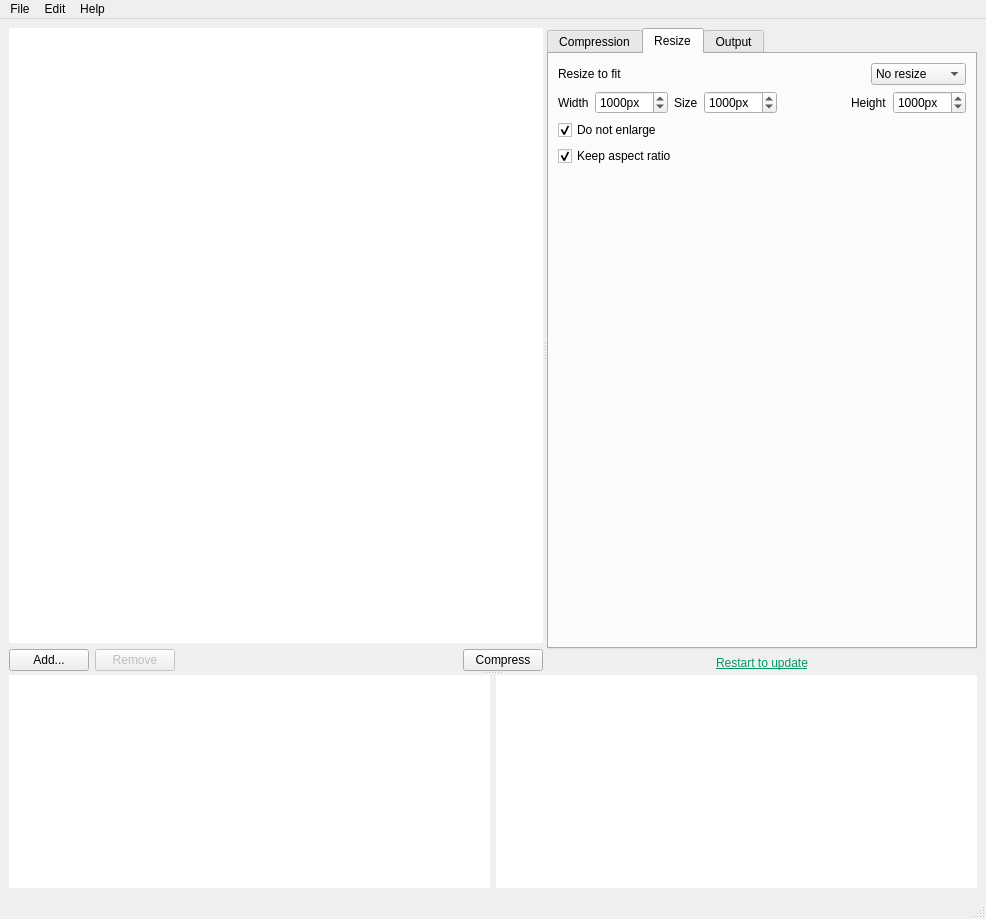
Above: views/MainWindow.ui from Lymphatus/caesium-image-compressor before the change. Below: the same form after it.
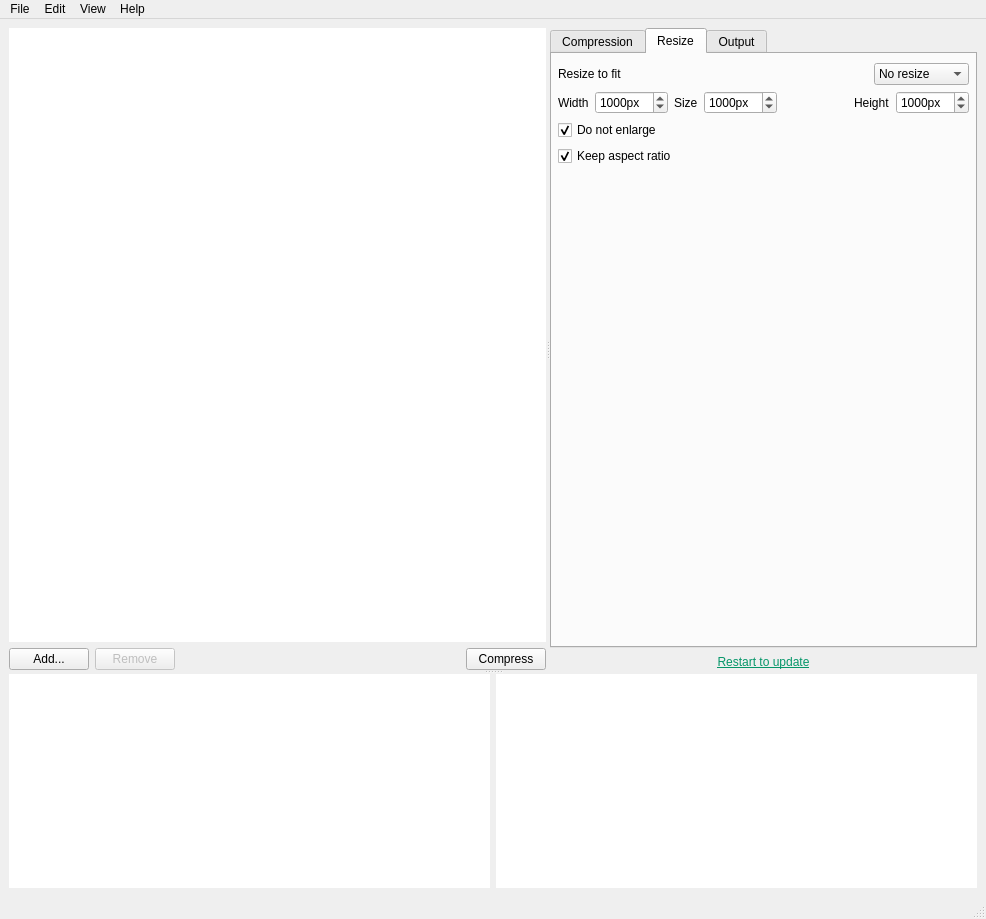
That is the form after the change. The open tabs and pages were chosen to show the change. Custom widgets are drawn as their Qt base class.

Patch:
```diff
--- a/views/MainWindow.ui
+++ b/views/MainWindow.ui
@@ -525,6 +525,18 @@
              <string>Resize</string>
             </attribute>
             <layout class="QVBoxLayout" name="verticalLayout_10">
+             <property name="leftMargin">
+              <number>6</number>
+             </property>
+             <property name="topMargin">
+              <number>9</number>
+             </property>
+             <property name="rightMargin">
+              <number>6</number>
+             </property>
+             <property name="bottomMargin">
+              <number>6</number>
+             </property>
              <item>
               <layout class="QHBoxLayout" name="horizontalLayout_3">
                <item>
@@ -956,6 +968,12 @@
           <property name="lineWidth">
            <number>0</number>
           </property>
+          <property name="verticalScrollBarPolicy">
+           <enum>Qt::ScrollBarAlwaysOff</enum>
+          </property>
+          <property name="horizontalScrollBarPolicy">
+           <enum>Qt::ScrollBarAlwaysOff</enum>
+          </property>
           <property name="renderHints">
            <set>QPainter::Antialiasing|QPainter::SmoothPixmapTransform|QPainter::TextAntialiasing</set>
           </property>
@@ -990,7 +1008,7 @@
      <x>0</x>
      <y>0</y>
      <width>986</width>
-     <height>25</height>
+     <height>21</height>
     </rect>
    </property>
    <widget class="QMenu" name="menuHelp">
@@ -1017,8 +1035,15 @@
     <addaction name="separator"/>
     <addaction name="actionSelect_All"/>
    </widget>
+   <widget class="QMenu" name="menuView">
+    <property name="title">
+     <string>View</string>
+    </property>
+    <addaction name="actionShow_previews"/>
+   </widget>
    <addaction name="menuFile"/>
    <addaction name="menuEdit"/>
+   <addaction name="menuView"/>
    <addaction name="menuHelp"/>
   </widget>
   <action name="actionAbout_Caesium_Image_Compressor">
```
Left out of the diff: 44 changed lines with no effect on the pictures. Lines whose indentation alone changed are shown as unchanged.
